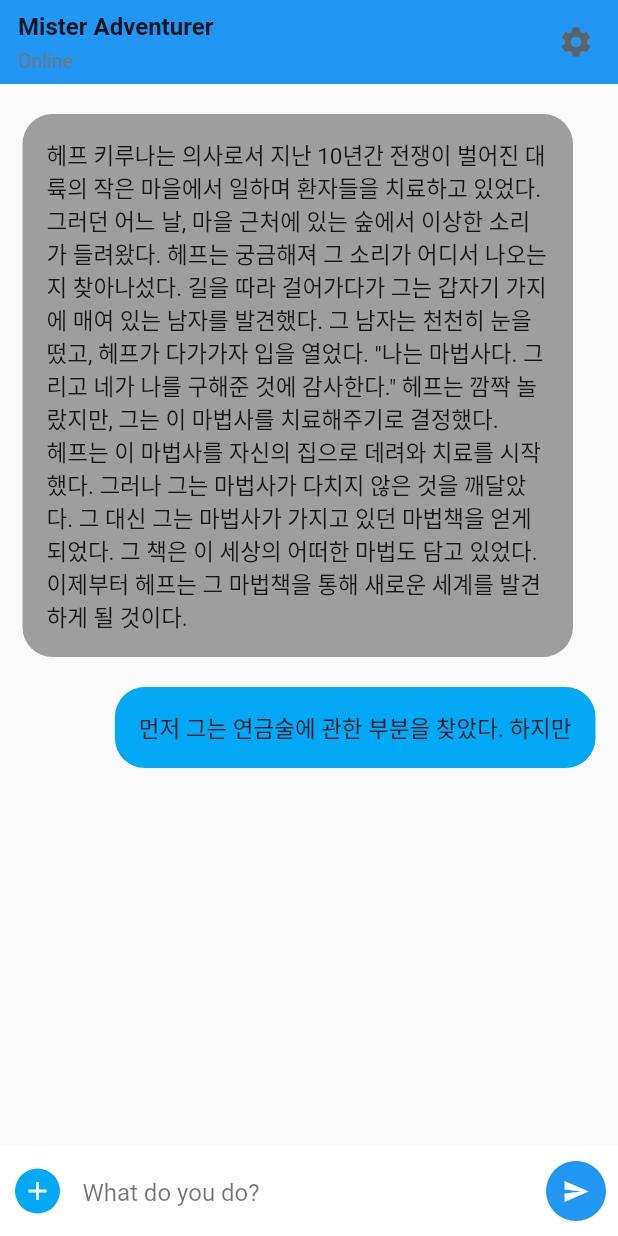
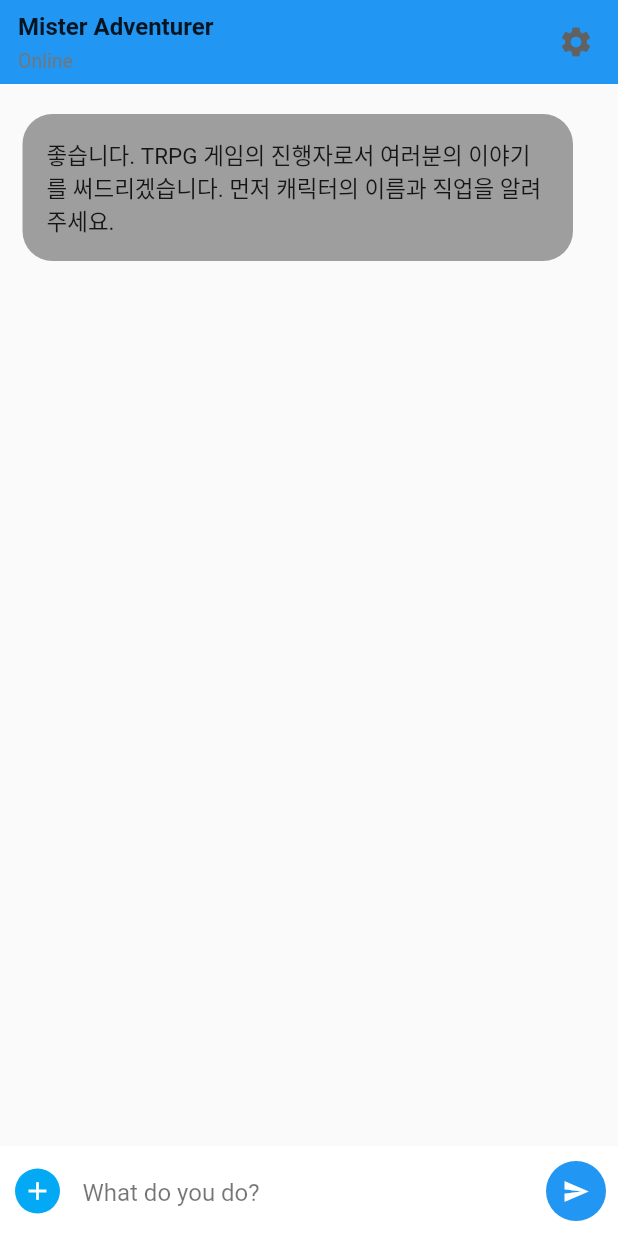
Before and after one commit to ksjae/roleplay_kit, a Flutter app: the screen it shows after launch, on a phone screen of 412 x 824 dp. Run offline on Flutter 3.47's test engine with Material 2 defaults, Android fonts, the phone set to English and light mode, and no system bars; missing offline and left inert: dart_openai.

Commit message:
Minimum Working

```diff
--- a/lib/main.dart
+++ b/lib/main.dart
@@ -3,19 +3,6 @@ import 'package:roleplay_kit/api/openai.dart';
 import 'models/message_bubble.dart';
 
 void main() {
-  // var chatStream = OpenAI.instance.chat.createStream(
-  //   model: "gpt-3.5-turbo",
-  //   messages: [
-  //     OpenAIChatCompletionChoiceMessageModel(
-  //       content: "너는 판타지 소설을 다른 사람과 같이 작성하는 작가야. 주인공의 행동 이외의 모든 것을 작성하면 돼.",
-  //       role: OpenAIChatMessageRole.system,
-  //     )
-  //   ],
-  // );
-
-  // chatStream.listen((chatStreamEvent) {
-  //   print(chatStreamEvent); // ...
-  // });
   runApp(const MainApp());
 }
 
@@ -33,6 +20,7 @@ class MainApp extends StatelessWidget {
 class ChatWindow extends StatefulWidget {
   ChatWindow({super.key});
   final userInputController = TextEditingController();
+  final openAIAPI = ChatApi();
 
   @override
   State<ChatWindow> createState() => _ChatWindowState();
@@ -42,12 +30,12 @@ class _ChatWindowState extends State<ChatWindow> {
   List<MessageBubble> messages = [
     MessageBubble(
       message:
-          "헤프 키루나는 의사로서 지난 10년간 전쟁이 벌어진 대륙의 작은 마을에서 일하며 환자들을 치료하고 있었다. 그러던 어느 날, 마을 근처에 있는 숲에서 이상한 소리가 들려왔다. 헤프는 궁금해져 그 소리가 어디서 나오는지 찾아나섰다. 길을 따라 걸어가다가 그는 갑자기 가지에 매여 있는 남자를 발견했다. 그 남자는 천천히 눈을 떴고, 헤프가 다가가자 입을 열었다. \"나는 마법사다. 그리고 네가 나를 구해준 것에 감사한다.\" 헤프는 깜짝 놀랐지만, 그는 이 마법사를 치료해주기로 결정했다. \n헤프는 이 마법사를 자신의 집으로 데려와 치료를 시작했다. 그러나 그는 마법사가 다치지 않은 것을 깨달았다. 그 대신 그는 마법사가 가지고 있던 마법책을 얻게 되었다. 그 책은 이 세상의 어떠한 마법도 담고 있었다. 이제부터 헤프는 그 마법책을 통해 새로운 세계를 발견하게 될 것이다.",
-      role: Roles.generator,
+          "던전 앤 드래곤 같은 TRPG의 진행자가 되어 게임을 진행해. 내가 하는 행동은 결정하지 않되 내 행동을 바탕으로 일어나는 모든 행동을 작가처럼 글을 써. 장소와 다른 등장인물의 이름은 너가 만들어.",
+      role: Roles.system,
     ),
     MessageBubble(
-      message: "먼저 그는 연금술에 관한 부분을 찾았다. 하지만",
-      role: Roles.user,
+      message: "좋습니다. TRPG 게임의 진행자로서 여러분의 이야기를 써드리겠습니다. 먼저 캐릭터의 이름과 직업을 알려주세요.",
+      role: Roles.generator,
     ),
   ];
   @override
@@ -177,9 +165,20 @@ class _ChatWindowState extends State<ChatWindow> {
           role: Roles.user,
         ),
       );
+      messages.add(_createTextWidgetFromAI());
     });
-    widget.userInputController
-        .clear(); // Optional: Clear the TextField after adding the Text widget
+    widget.userInputController.clear();
+  }
+
+  MessageBubble _createTextWidgetFromAI() {
+    // What if there are multiple messages?
+    return MessageBubble(
+      message: loadingMessage,
+      role: Roles.generator,
+      doGenerate: true,
+      history: messages,
+      openAIAPI: widget.openAIAPI,
+    );
   }
 }
 
--- a/lib/models/message_bubble.dart
+++ b/lib/models/message_bubble.dart
@@ -7,8 +7,9 @@ class MessageBubble extends StatefulWidget {
       {super.key,
       required this.message,
       required this.role,
-      this.generate = false,
-      this.history}) {
+      this.doGenerate = false,
+      this.history,
+      this.openAIAPI}) {
     design = role == Roles.user
         ? const BubbleDesign(
             color: Colors.lightBlue,
@@ -19,31 +20,81 @@ class MessageBubble extends StatefulWidget {
             alignment: Alignment.topLeft,
             padding: EdgeInsets.only(left: 15, right: 30, top: 10, bottom: 10),
           );
-    if (generate) {
-      _streamController = StreamController<String>();
-      if (history == null) {
-        throw Exception('Chat history must be provided for generation');
-      }
-      openAIAPI.streamChat(
-          openAIAPI.parseMessages(history!), _streamController);
-    }
   }
   final String message;
   final Roles role;
   late final BubbleDesign design;
-  late final bool generate;
-  late final StreamController<String> _streamController;
-  late final openAIAPI = ChatApi();
+  late final bool doGenerate; // If true, listens to AI stream
+  final ChatApi? openAIAPI;
   final List<MessageBubble>? history;
 
   @override
   State<MessageBubble> createState() => _MessageBubbleState();
+
+  @override
+  String toString({DiagnosticLevel minLevel = DiagnosticLevel.info}) {
+    return 'MessageBubble{message: $message, role: $role, design: $design, doGenerate: $doGenerate, openAIAPI: $openAIAPI, history: $history}';
+  }
 }
 
 class _MessageBubbleState extends State<MessageBubble> {
+  var _generated = false;
+  var _generating = false;
+  String generatedText = '';
+
   @override
   Widget build(BuildContext context) {
-    if (!widget.generate) {
+    print('_generated: $_generated');
+    Widget bubbleContent = BubbleText(
+      text: generatedText,
+    );
+    if (widget.role == Roles.system) {
+      return const SizedBox.shrink();
+    }
+
+    if (_generated) {
+      bubbleContent = BubbleText(
+        text: generatedText,
+      );
+    } else if (widget.doGenerate) {
+      var streamController = StreamController<String>();
+
+      if (widget.history == null) {
+        throw Exception('Chat history must be provided for generation');
+      }
+      if (widget.openAIAPI == null) {
+        throw Exception('OpenAI API must be provided for generation');
+      }
+      widget.openAIAPI!.streamChat(
+          widget.openAIAPI!.parseMessages(widget.history!), streamController,
+          () {
+        setState(() {
+          _generated = true;
+        });
+      });
+      bubbleContent = StreamBuilder(
+          stream: streamController.stream,
+          builder: (context, AsyncSnapshot<String> snapshot) {
+            if (snapshot.connectionState == ConnectionState.waiting) {
+              return const BubbleText(text: 'Loading...');
+            } else if (snapshot.hasError) {
+              return BubbleText(
+                text: 'Error: ${snapshot.error}',
+              );
+            } else if (snapshot.hasData) {
+              generatedText += snapshot.data!;
+              return BubbleText(text: generatedText);
+            } else {
+              return const BubbleText(
+                text: 'No Response :(',
+              );
+            }
+          });
+    } else {
+      generatedText = widget.message;
+      bubbleContent = BubbleText(text: generatedText);
+    }
+
     return Container(
       padding: widget.design.padding,
       child: Align(
@@ -54,27 +105,10 @@ class _MessageBubbleState extends State<MessageBubble> {
             color: widget.design.color,
           ),
           padding: const EdgeInsets.all(16),
-            child: Text(
-              widget.message,
-              style: const TextStyle(fontSize: 15),
-            ),
+          child: bubbleContent,
         ),
       ),
     );
-    }
-    return StreamBuilder(
-        stream: widget._streamController.stream,
-        builder: (context, AsyncSnapshot<String> snapshot) {
-          if (snapshot.connectionState == ConnectionState.waiting) {
-            return const Text('Loading...');
-          } else if (snapshot.hasError) {
-            return Text('Error: ${snapshot.error}');
-          } else if (snapshot.hasData) {
-            return Text(snapshot.data!);
-          } else {
-            return const Text('No Response :(');
-          }
-        });
   }
 }
 
@@ -92,3 +126,16 @@ class BubbleDesign {
   final Color shadowColor;
   final EdgeInsets padding;
 }
+
+class BubbleText extends StatelessWidget {
+  final String text;
+  const BubbleText({super.key, required this.text});
+
+  @override
+  Widget build(BuildContext context) {
+    return Text(
+      text,
+      style: const TextStyle(fontSize: 15),
+    );
+  }
+}
```
Also changed, not shown: lib/api/openai.dart (+10 -21 lines), 1 other file. Lines whose indentation alone changed are shown as unchanged.
